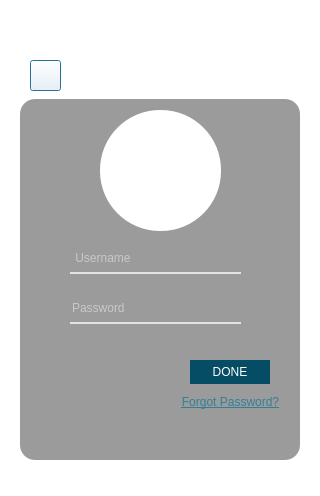
This is firstpage/login.ui in arylhazard/event_ease as Qt 5 draws it before an edit. The edited form follows.
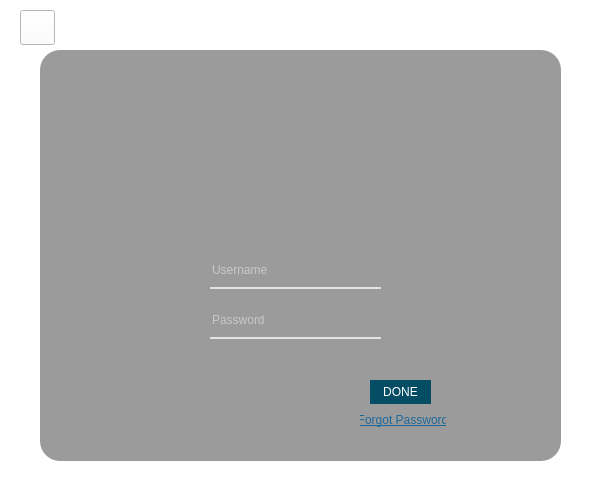
This is the edited form. Icons and pictures are not drawn.

Patch:
```diff
--- a/firstpage/login.ui
+++ b/firstpage/login.ui
@@ -6,12 +6,12 @@
    <rect>
     <x>0</x>
     <y>0</y>
-    <width>320</width>
-    <height>496</height>
+    <width>600</width>
+    <height>500</height>
    </rect>
   </property>
   <property name="cursor">
-   <cursorShape>PointingHandCursor</cursorShape>
+   <cursorShape>ArrowCursor</cursorShape>
   </property>
   <property name="windowTitle">
    <string>Dialog</string>
@@ -19,23 +19,68 @@
   <property name="styleSheet">
    <string notr="true">background-color: rgb(255, 255, 255);</string>
   </property>
-  <widget class="QWidget" name="widget" native="true">
+  <widget class="QFrame" name="frame">
    <property name="geometry">
     <rect>
-     <x>-20</x>
-     <y>20</y>
-     <width>370</width>
-     <height>480</height>
+     <x>0</x>
+     <y>0</y>
+     <width>600</width>
+     <height>500</height>
     </rect>
    </property>
-   <property name="styleSheet">
-    <string notr="true">background-image:/resource/img/_d2c400d3-68a4-4544-bea0-9303c338e05f.jpeg</string>
+   <property name="frameShape">
+    <enum>QFrame::StyledPanel</enum>
+   </property>
+   <property name="frameShadow">
+    <enum>QFrame::Raised</enum>
    </property>
    <widget class="QLabel" name="label_2">
     <property name="geometry">
      <rect>
-      <x>150</x>
-      <y>40</y>
+      <x>40</x>
+      <y>50</y>
+      <width>521</width>
+      <height>411</height>
+     </rect>
+    </property>
+    <property name="styleSheet">
+     <string notr="true">background:rgba(0,0,0,100);
+border-radius:20px;</string>
+    </property>
+    <property name="text">
+     <string/>
+    </property>
+   </widget>
+   <widget class="QLabel" name="label">
+    <property name="geometry">
+     <rect>
+      <x>0</x>
+      <y>0</y>
+      <width>601</width>
+      <height>501</height>
+     </rect>
+    </property>
+    <property name="minimumSize">
+     <size>
+      <width>550</width>
+      <height>0</height>
+     </size>
+    </property>
+    <property name="cursor">
+     <cursorShape>ArrowCursor</cursorShape>
+    </property>
+    <property name="styleSheet">
+     <string notr="true">border-image: url(:/resource/img/_d2c400d3-68a4-4544-bea0-9303c338e05f.jpeg);</string>
+    </property>
+    <property name="text">
+     <string/>
+    </property>
+   </widget>
+   <widget class="QLabel" name="label_4">
+    <property name="geometry">
+     <rect>
+      <x>260</x>
+      <y>10</y>
       <width>61</width>
       <height>31</height>
      </rect>
@@ -51,140 +96,39 @@
      <string>LOGIN</string>
     </property>
    </widget>
-   <widget class="QLineEdit" name="lineEdit">
+   <widget class="QFrame" name="frame_2">
     <property name="geometry">
      <rect>
-      <x>90</x>
-      <y>230</y>
-      <width>171</width>
-      <height>24</height>
-     </rect>
-    </property>
-    <property name="styleSheet">
-     <string notr="true">background-color: rgba(0,0,0,0);
-border: none;
-border-bottom: 2px solid rgba(225,228,225,255);
-color: rgba(255,255,255,230);
-padding-bottom: 7px;
-font-color:rgba(255,255,255,210);
-font: 700 11pt &quot;Myriad Pro Cond&quot;;
-</string>
-    </property>
-    <property name="text">
-     <string/>
-    </property>
-    <property name="dragEnabled">
-     <bool>true</bool>
-    </property>
-    <property name="readOnly">
-     <bool>false</bool>
-    </property>
-    <property name="placeholderText">
-     <string> Username</string>
-    </property>
-   </widget>
-   <widget class="QLabel" name="pic_21">
-    <property name="geometry">
-     <rect>
-      <x>30</x>
-      <y>30</y>
-      <width>300</width>
-      <height>420</height>
-     </rect>
-    </property>
-    <property name="styleSheet">
-     <string notr="true">border-image: url(:/resource/img/_d2c400d3-68a4-4544-bea0-9303c338e05f.jpeg);
-border-radius: 20px;</string>
-    </property>
-    <property name="text">
-     <string/>
-    </property>
-   </widget>
-   <widget class="QPushButton" name="pushButton_back">
-    <property name="geometry">
-     <rect>
-      <x>50</x>
-      <y>40</y>
-      <width>31</width>
-      <height>31</height>
-     </rect>
-    </property>
-    <property name="cursor">
-     <cursorShape>PointingHandCursor</cursorShape>
-    </property>
-    <property name="styleSheet">
-     <string notr="true">border-image: url(:/resource/img/backarrow.jpeg);
-</string>
-    </property>
-    <property name="text">
-     <string/>
-    </property>
-   </widget>
-   <widget class="QLabel" name="label_21">
-    <property name="geometry">
-     <rect>
-      <x>120</x>
+      <x>170</x>
       <y>90</y>
-      <width>121</width>
-      <height>121</height>
+      <width>281</width>
+      <height>351</height>
      </rect>
     </property>
     <property name="styleSheet">
-     <string notr="true">border-image: url(:/resource/img/user.jpeg);
-border-radius:60px;</string>
+     <string notr="true">background:rgba(0,0,0,0);
+border:none;</string>
     </property>
-    <property name="text">
-     <string/>
+    <property name="frameShape">
+     <enum>QFrame::StyledPanel</enum>
     </property>
-   </widget>
-   <widget class="QPushButton" name="pushButton_forgotpassword">
-    <property name="geometry">
-     <rect>
-      <x>200</x>
-      <y>370</y>
-      <width>101</width>
-      <height>24</height>
-     </rect>
+    <property name="frameShadow">
+     <enum>QFrame::Raised</enum>
     </property>
-    <property name="cursor">
-     <cursorShape>PointingHandCursor</cursorShape>
-    </property>
-    <property name="styleSheet">
-     <string notr="true">QPushButton{
-background-color: rgba(5,77,101,0);
-font: 700 10pt &quot;Myriad Pro Cond&quot;;
-border:none;
-text-decoration: underline;
-
-color: rgba(50,127,151,255);
-}
-
-QPushButton:Hover
-{
-	color:rgba(30, 104, 154);
-}
-
-
-</string>
-    </property>
-    <property name="text">
-     <string>Forgot Password?</string>
-    </property>
-   </widget>
-   <widget class="QPushButton" name="pushButton_done">
-    <property name="geometry">
-     <rect>
-      <x>210</x>
-      <y>340</y>
-      <width>80</width>
-      <height>24</height>
-     </rect>
-    </property>
-    <property name="cursor">
-     <cursorShape>PointingHandCursor</cursorShape>
-    </property>
-    <property name="styleSheet">
-     <string notr="true">QPushButton
+    <widget class="QPushButton" name="pushButton_done">
+     <property name="geometry">
+      <rect>
+       <x>200</x>
+       <y>290</y>
+       <width>61</width>
+       <height>24</height>
+      </rect>
+     </property>
+     <property name="cursor">
+      <cursorShape>PointingHandCursor</cursorShape>
+     </property>
+     <property name="styleSheet">
+      <string notr="true">QPushButton
 {
 border: none;
 color: rgba(255,255,255,255);
@@ -198,69 +142,163 @@
 	background-color: rgb(30, 104, 154);
 }
 </string>
-    </property>
-    <property name="text">
-     <string>DONE</string>
-    </property>
-   </widget>
-   <widget class="QLineEdit" name="lineEdit_2">
-    <property name="geometry">
-     <rect>
-      <x>90</x>
-      <y>280</y>
-      <width>171</width>
-      <height>24</height>
-     </rect>
-    </property>
-    <property name="styleSheet">
-     <string notr="true">background-color: rgba(0,0,0,0);
+     </property>
+     <property name="text">
+      <string>DONE</string>
+     </property>
+    </widget>
+    <widget class="QPushButton" name="pushButton_forgotpassword">
+     <property name="geometry">
+      <rect>
+       <x>190</x>
+       <y>320</y>
+       <width>86</width>
+       <height>19</height>
+      </rect>
+     </property>
+     <property name="cursor">
+      <cursorShape>PointingHandCursor</cursorShape>
+     </property>
+     <property name="styleSheet">
+      <string notr="true">QPushButton
+
+
+{
 border: none;
+color: rgb(30, 104, 154);
+	
+background: rgba(0,0,0,0);
+font : 700 11pt &quot;Myriad Pro Cond&quot;;
+text-decoration: underline;
+}
+
+QPushButton:Hover
+{
+   border:none;
+	color: rgb(10, 148, 198);
+}
+</string>
+     </property>
+     <property name="text">
+      <string>Forgot Password</string>
+     </property>
+    </widget>
+    <widget class="QLabel" name="label_3">
+     <property name="geometry">
+      <rect>
+       <x>60</x>
+       <y>10</y>
+       <width>120</width>
+       <height>120</height>
+      </rect>
+     </property>
+     <property name="minimumSize">
+      <size>
+       <width>120</width>
+       <height>120</height>
+      </size>
+     </property>
+     <property name="styleSheet">
+      <string notr="true">border-image: url(:/resource/img/user.jpeg);
+border-radius:60px;</string>
+     </property>
+     <property name="text">
+      <string/>
+     </property>
+    </widget>
+    <widget class="QLineEdit" name="user">
+     <property name="geometry">
+      <rect>
+       <x>40</x>
+       <y>170</y>
+       <width>171</width>
+       <height>29</height>
+      </rect>
+     </property>
+     <property name="styleSheet">
+      <string notr="true">background-color: rgba(0,0,0,0);
+border: none;
 border-bottom: 2px solid rgba(225,228,225,255);
 color: rgba(255,255,255,230);
 padding-bottom: 7px;
 font-color:rgba(255,255,255,210);
 font: 700 11pt &quot;Myriad Pro Cond&quot;;
 </string>
-    </property>
-    <property name="text">
-     <string/>
-    </property>
-    <property name="dragEnabled">
-     <bool>true</bool>
-    </property>
-    <property name="readOnly">
-     <bool>false</bool>
-    </property>
-    <property name="placeholderText">
-     <string>Password</string>
-    </property>
+     </property>
+     <property name="placeholderText">
+      <string>Username</string>
+     </property>
+     <property name="clearButtonEnabled">
+      <bool>true</bool>
+     </property>
+    </widget>
+    <widget class="QLineEdit" name="pass">
+     <property name="geometry">
+      <rect>
+       <x>40</x>
+       <y>220</y>
+       <width>171</width>
+       <height>29</height>
+      </rect>
+     </property>
+     <property name="styleSheet">
+      <string notr="true">background-color: rgba(0,0,0,0);
+border: none;
+border-bottom: 2px solid rgba(225,228,225,255);
+color: rgba(255,255,255,230);
+padding-bottom: 7px;
+font-color:rgba(255,255,255,210);
+font: 700 11pt &quot;Myriad Pro Cond&quot;;
+</string>
+     </property>
+     <property name="echoMode">
+      <enum>QLineEdit::Password</enum>
+     </property>
+     <property name="placeholderText">
+      <string>Password</string>
+     </property>
+     <property name="clearButtonEnabled">
+      <bool>true</bool>
+     </property>
+    </widget>
+    <zorder>label_3</zorder>
+    <zorder>user</zorder>
+    <zorder>pass</zorder>
+    <zorder>pushButton_done</zorder>
+    <zorder>pushButton_forgotpassword</zorder>
    </widget>
-   <widget class="QLabel" name="label">
+   <widget class="QPushButton" name="pushButton_back">
     <property name="geometry">
      <rect>
-      <x>40</x>
-      <y>79</y>
-      <width>280</width>
-      <height>361</height>
+      <x>20</x>
+      <y>10</y>
+      <width>35</width>
+      <height>35</height>
      </rect>
     </property>
+    <property name="cursor">
+     <cursorShape>PointingHandCursor</cursorShape>
+    </property>
     <property name="styleSheet">
-     <string notr="true">background-color: rgba(0,0,0,100);
-border-radius:15px;</string>
+     <string notr="true">QPushButton
+{
+border-image: url(:/resource/img/backarrow.jpeg);
+}
+QPushButton:Hover
+{
+	
+	border-image: url(:/resource/img/jkbjkbe.jpeg);
+}</string>
     </property>
     <property name="text">
      <string/>
     </property>
    </widget>
-   <zorder>pic_21</zorder>
-   <zorder>label_2</zorder>
    <zorder>label</zorder>
-   <zorder>label_21</zorder>
-   <zorder>lineEdit</zorder>
-   <zorder>lineEdit_2</zorder>
+   <zorder>label_2</zorder>
+   <zorder>frame_2</zorder>
+   <zorder>label_4</zorder>
    <zorder>pushButton_back</zorder>
-   <zorder>pushButton_done</zorder>
-   <zorder>pushButton_forgotpassword</zorder>
   </widget>
  </widget>
  <resources/>
```
